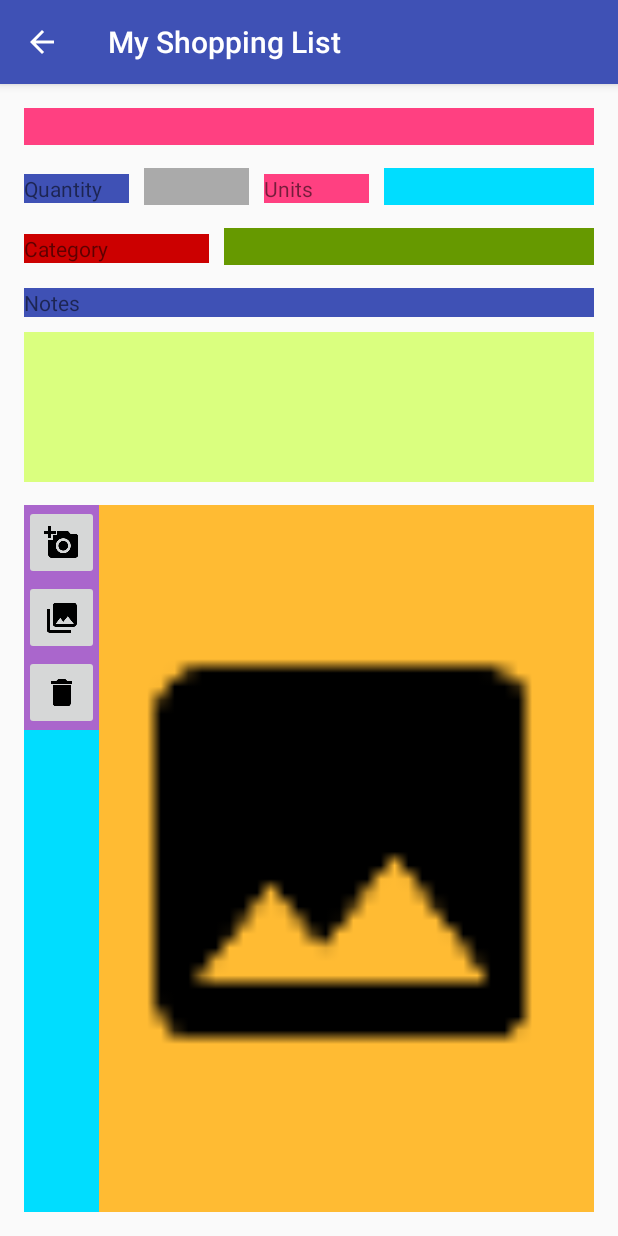
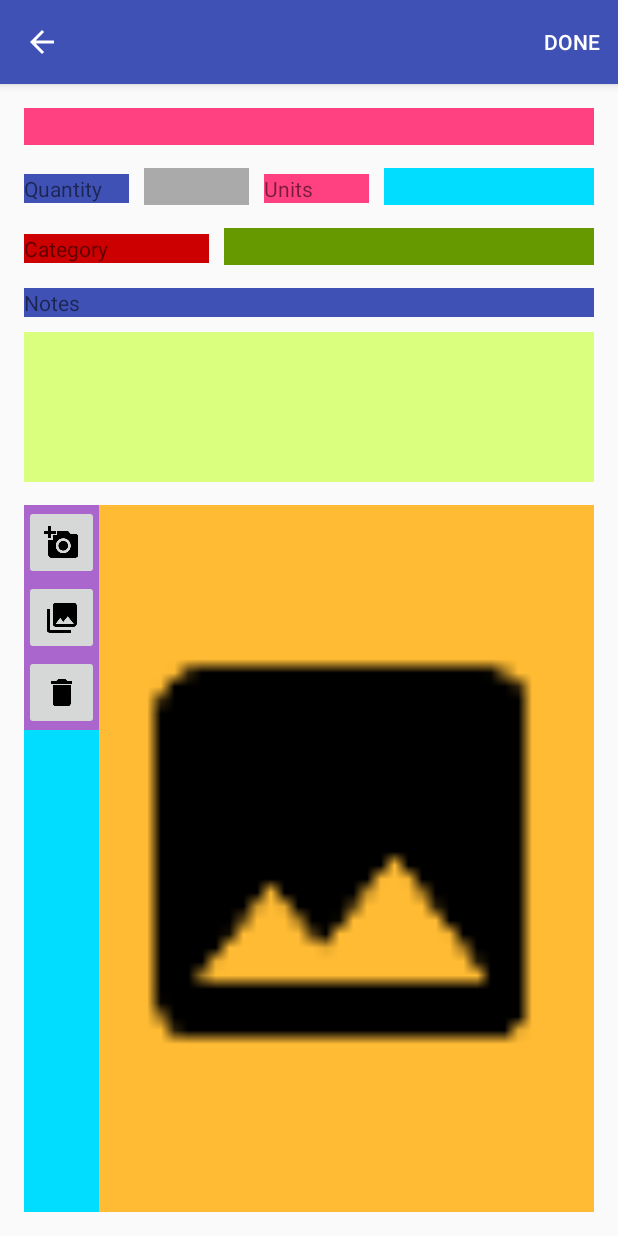
Before and after one commit to Zhanna1980/Android_MyShoppingList, an Android app: the EditItemActivity screen opened directly, with no data from a screen before it, on a phone screen of 412 x 824 dp. Run offline under Robolectric (Android 15) with nearby library versions, the phone set to English and light mode, and no system bars; 6 statements that could not run were skipped.

Commit message:
Up and Done Buttons in EditItemActivity

```diff
--- a/app/src/main/AndroidManifest.xml
+++ b/app/src/main/AndroidManifest.xml
@@ -21,7 +21,9 @@
         <activity
             android:name=".ListActivity"
             android:parentActivityName=".MainActivity" />
-        <activity android:name=".EditItemActivity"></activity>
+        <activity
+            android:name=".EditItemActivity"
+            android:parentActivityName=".ListActivity" />
     </application>
 
 </manifest>
--- /dev/null
+++ b/app/src/main/res/menu/menu_edit_item.xml
@@ -0,0 +1,7 @@
+<?xml version="1.0" encoding="utf-8"?>
+<menu xmlns:android="http://schemas.android.com/apk/res/android"
+    xmlns:app="http://schemas.android.com/apk/res-auto">
+    <item android:id="@+id/done"
+        android:title="@string/done"
+        app:showAsAction="always"/>
+</menu>
--- a/app/src/main/res/values/strings.xml
+++ b/app/src/main/res/values/strings.xml
@@ -29,4 +29,5 @@
     <string name="category">Category</string>
     <string name="notes">Notes</string>
     <string name="none">None</string>
+    <string name="done">Done</string>
 </resources>
```
Also changed, not shown: app/src/main/java/com/example/zhannalibman/myshoppinglist/EditItemActivity.java (+44 -0 lines), app/src/main/java/com/example/zhannalibman/myshoppinglist/ListActivity.java (+10 -0 lines).
